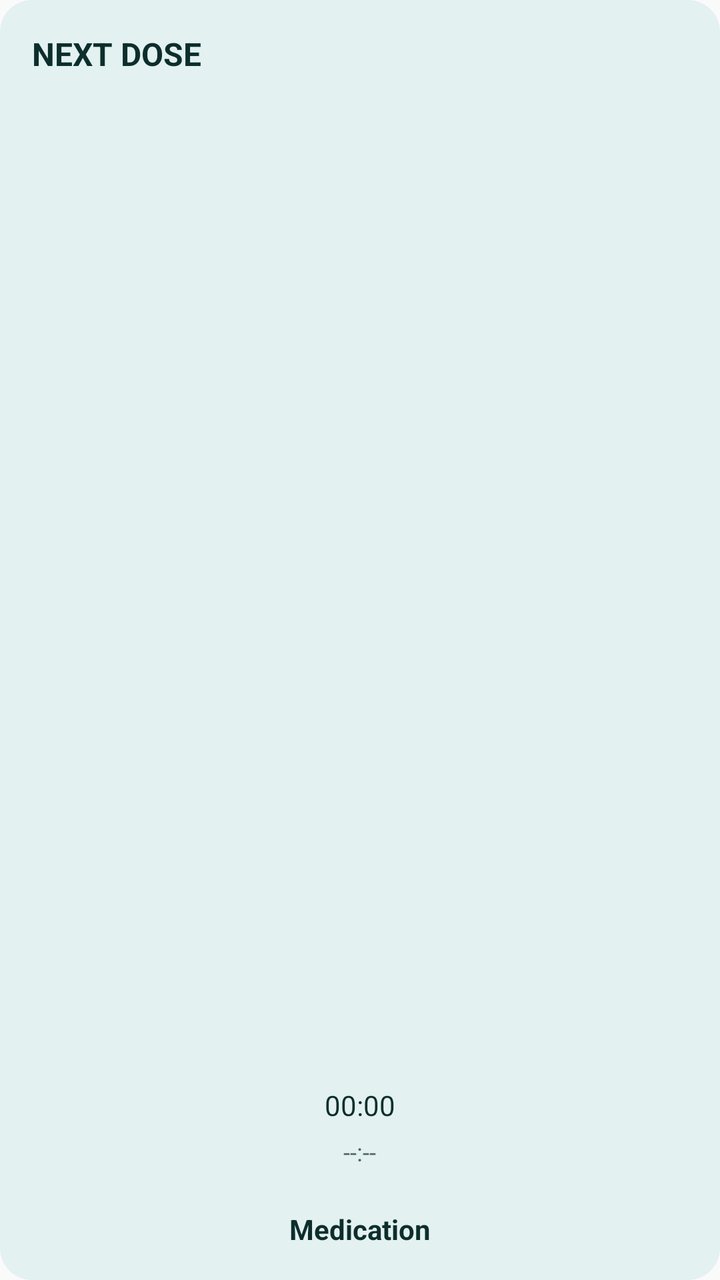
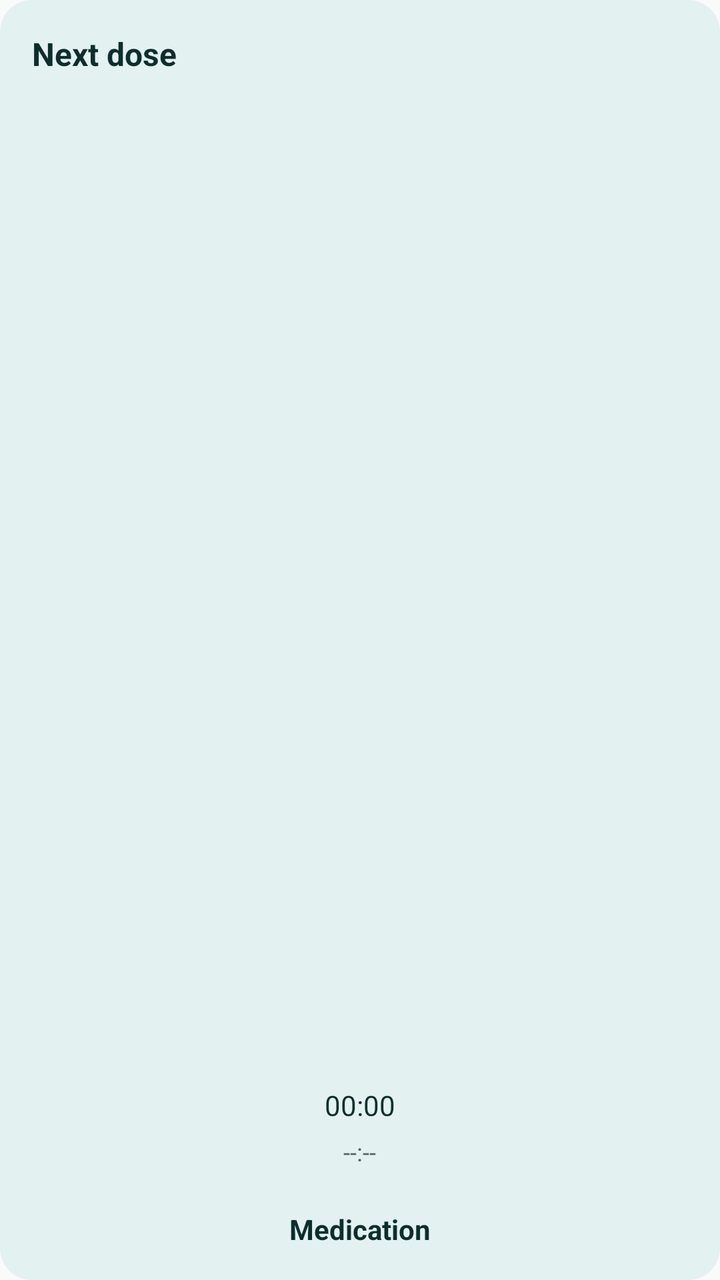

Screens rendered from an Android XML layout before and after an edit, with the pre-edit source and the edit as a unified diff.
<!-- AndroidManifest.xml: application theme AppTheme -->
<!-- res/layout/next_dose_widget.xml -->
<?xml version="1.0" encoding="utf-8"?>
<FrameLayout xmlns:android="http://schemas.android.com/apk/res/android"
    android:id="@+id/widget_root"
    android:layout_width="match_parent"
    android:layout_height="match_parent"
    android:padding="16dp"
    android:background="@drawable/widget_background">

    <TextView
        android:id="@+id/widget_title"
        android:layout_width="wrap_content"
        android:layout_height="wrap_content"
        android:layout_gravity="top|start"
        android:text="NEXT DOSE"
         android:textSize="16sp"
         android:textColor="@color/widget_text_primary"
         android:textStyle="bold"
        android:maxLines="2"
        android:ellipsize="end"
        android:breakStrategy="simple" />

    <ProgressBar
        android:id="@+id/widget_ring"
        style="@style/ShosWidgetRing"
        android:layout_width="52dp"
        android:layout_height="52dp"
        android:layout_gravity="center"
        android:rotation="-90"
        android:max="100" />

    
    <TextView
        android:id="@+id/widget_ring_label"
        android:layout_width="wrap_content"
        android:layout_height="wrap_content"
        android:layout_gravity="center"
        android:text=""
        android:textSize="11sp"
        android:textStyle="bold"
        android:maxLines="1"
        android:ellipsize="end"
        android:breakStrategy="simple" />

    
    
    <Chronometer
        android:id="@+id/widget_countdown"
        android:layout_width="wrap_content"
        android:layout_height="wrap_content"
        android:layout_gravity="bottom|center_horizontal"
        android:layout_marginBottom="62dp"
        android:textSize="14sp"
        android:textColor="@color/widget_text_primary"
        android:clickable="false"
        android:focusable="false" />

    <TextView
        android:id="@+id/widget_next_dose"
        android:layout_width="wrap_content"
        android:layout_height="wrap_content"
        android:layout_gravity="bottom|center_horizontal"
        android:layout_marginBottom="40dp"
        android:text="--:--"
        android:textSize="12sp"
        android:textColor="@color/widget_text_muted"
        android:maxLines="1"
        android:ellipsize="end"
        android:breakStrategy="simple" />

    
    <TextView
        android:id="@+id/widget_med_name"
        android:layout_width="match_parent"
        android:layout_height="wrap_content"
        android:layout_gravity="bottom|center_horizontal"
        android:gravity="center"
        android:text="Medication"
        android:textSize="14sp"
        android:textStyle="bold"
        android:textColor="@color/widget_text_primary"
        android:maxLines="1"
        android:ellipsize="end"
        android:breakStrategy="simple"
        android:autoSizeTextType="uniform"
        android:autoSizeMaxTextSize="14sp"
        android:autoSizeMinTextSize="12sp"
        android:autoSizeStepGranularity="1sp" />
</FrameLayout>
<!-- resources referenced by this layout -->
<resources>
  <color name="widget_text_muted">#4C6664</color>
  <color name="widget_text_primary">#0C2E2D</color>
  <!-- drawable widget_background (drawable) -->
  <?xml version="1.0" encoding="utf-8"?>
  <shape xmlns:android="http://schemas.android.com/apk/res/android"
      android:shape="rectangle">
      <solid android:color="@color/widget_bg" />
      <corners android:radius="16dp" />
  </shape>
  <style name="ShosWidgetRing" parent="@android:style/Widget.ProgressBar.Horizontal">
          <item name="android:progressDrawable">@drawable/widget_ring</item>
          <item name="android:maxHeight">0dp</item>
          <item name="android:minHeight">0dp</item>
          <item name="android:indeterminateOnly">false</item>
      </style>
  <style name="AppTheme" parent="Theme.AppCompat.Light.DarkActionBar">
          
          <item name="colorPrimary">@color/colorPrimary</item>
          <item name="colorPrimaryDark">@color/colorPrimaryDark</item>
          <item name="colorAccent">@color/colorAccent</item>
          <item name="android:statusBarColor">@android:color/transparent</item>
          <item name="android:navigationBarColor">@android:color/transparent</item>
      </style>
  <color name="widget_bg">#E3F1F0</color>
  <!-- drawable widget_ring (drawable) -->
  <?xml version="1.0" encoding="utf-8"?>
  <layer-list xmlns:android="http://schemas.android.com/apk/res/android">
      <item
          android:id="@android:id/background"
          android:drawable="@drawable/widget_ring_track" />
      <item
          android:id="@android:id/progress"
          android:drawable="@drawable/widget_ring_arc" />
  </layer-list>
  <!-- drawable widget_ring_track (drawable) -->
  <?xml version="1.0" encoding="utf-8"?>
  <shape xmlns:android="http://schemas.android.com/apk/res/android"
      android:shape="ring"
      android:innerRadius="18dp"
      android:thickness="8dp"
      android:useLevel="true">
      <solid android:color="@color/widget_ring_track" />
  </shape>
  <!-- drawable widget_ring_arc (drawable) -->
  <?xml version="1.0" encoding="utf-8"?>
  <shape xmlns:android="http://schemas.android.com/apk/res/android"
      android:shape="ring"
      android:innerRadius="18dp"
      android:thickness="8dp"
      android:useLevel="true">
      <solid android:color="@color/widget_good" />
  </shape>
  <color name="widget_ring_track">#A0D0C8</color>
  <color name="widget_good">#0B6B33</color>
</resources>

<!-- the commit's change to res/layout/next_dose_widget.xml (unified diff, before → after) -->
@@ -11,7 +11,7 @@
         android:layout_width="wrap_content"
         android:layout_height="wrap_content"
         android:layout_gravity="top|start"
-        android:text="NEXT DOSE"
+         android:text="Next dose"
          android:textSize="16sp"
          android:textColor="@color/widget_text_primary"
          android:textStyle="bold"
